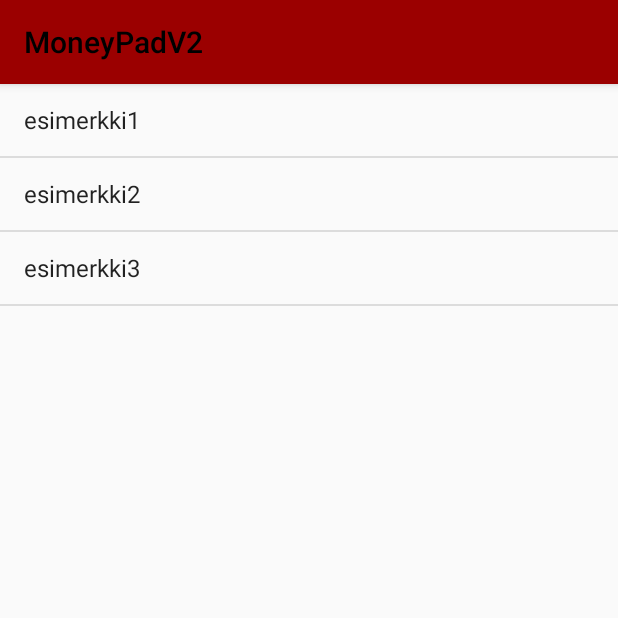
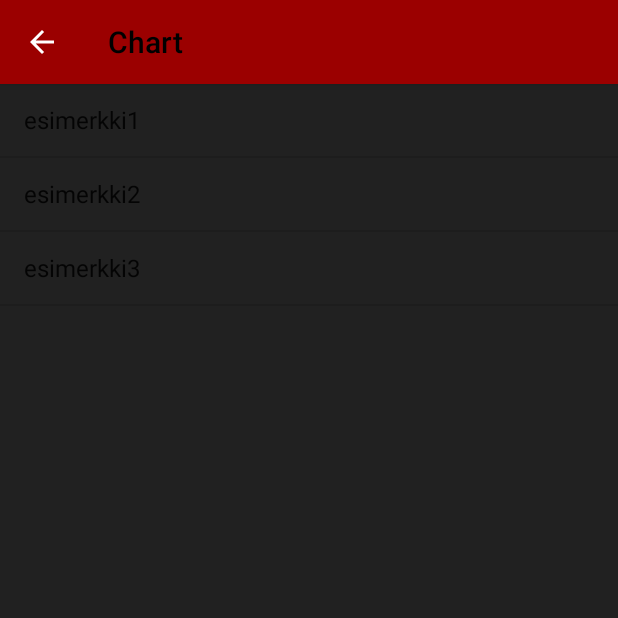
Before and after one commit to TEMETS/Moneypad, an Android app: the ViewListActivity screen opened directly, with no data from a screen before it, on a phone screen of 412 x 824 dp, the top half of it. Run offline under Robolectric (Android 15) with nearby library versions, the phone set to English and light mode, and no system bars.

Commit message:
Chartin backbuttoni

```diff
--- a/app/src/main/AndroidManifest.xml
+++ b/app/src/main/AndroidManifest.xml
@@ -9,7 +9,8 @@
         android:roundIcon="@mipmap/ic_launcher_round"
         android:supportsRtl="true"
         android:theme="@style/AppTheme">
-        <activity android:name=".ViewListActivity"></activity>
+        <activity android:name=".ViewListActivity"
+            android:parentActivityName=".MainActivity"/>
         <activity
             android:name=".EntryActivity"
             android:parentActivityName=".MainActivity" />
--- a/app/src/main/java/com/example/moneypadv2/ViewListActivity.java
+++ b/app/src/main/java/com/example/moneypadv2/ViewListActivity.java
@@ -1,7 +1,9 @@
 package com.example.moneypadv2;
 
+import androidx.appcompat.app.ActionBar;
 import androidx.appcompat.app.AppCompatActivity;
 
+import android.drm.DrmStore;
 import android.os.Bundle;
 import android.view.View;
 import android.widget.AdapterView;
@@ -15,6 +17,9 @@ public class ViewListActivity extends AppCompatActivity {
     protected void onCreate(Bundle savedInstanceState) {
         super.onCreate(savedInstanceState);
         setContentView(R.layout.activity_view_list);
+
+        ActionBar actionBar = getSupportActionBar();
+        actionBar.setTitle("Chart");
 
         final ListView listView = (ListView) findViewById(R.id.listView);
 
--- a/app/src/main/res/layout/activity_view_list.xml
+++ b/app/src/main/res/layout/activity_view_list.xml
@@ -4,6 +4,7 @@
     xmlns:tools="http://schemas.android.com/tools"
     android:layout_width="match_parent"
     android:layout_height="match_parent"
+    android:background="#212121"
     tools:context=".ViewListActivity">
 
     <ListView
```
Also changed, not shown: app/src/main/res/layout/activity_entry.xml (+4 -4 lines).
